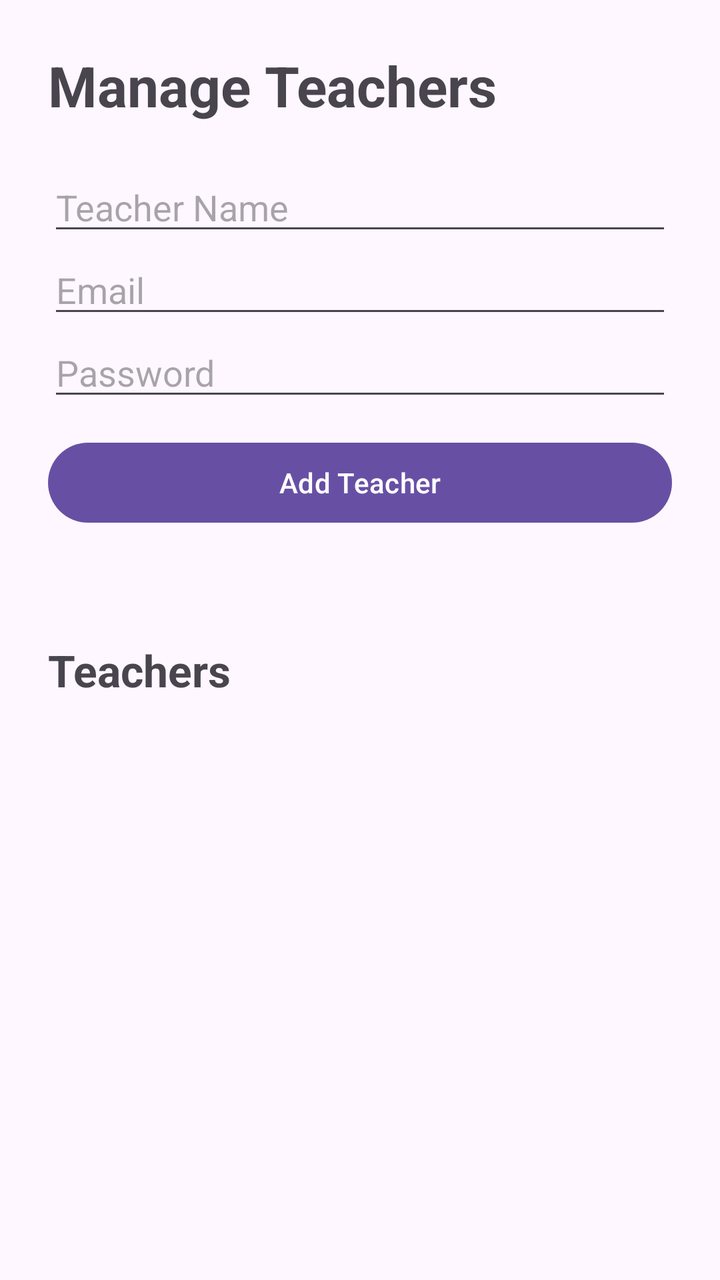
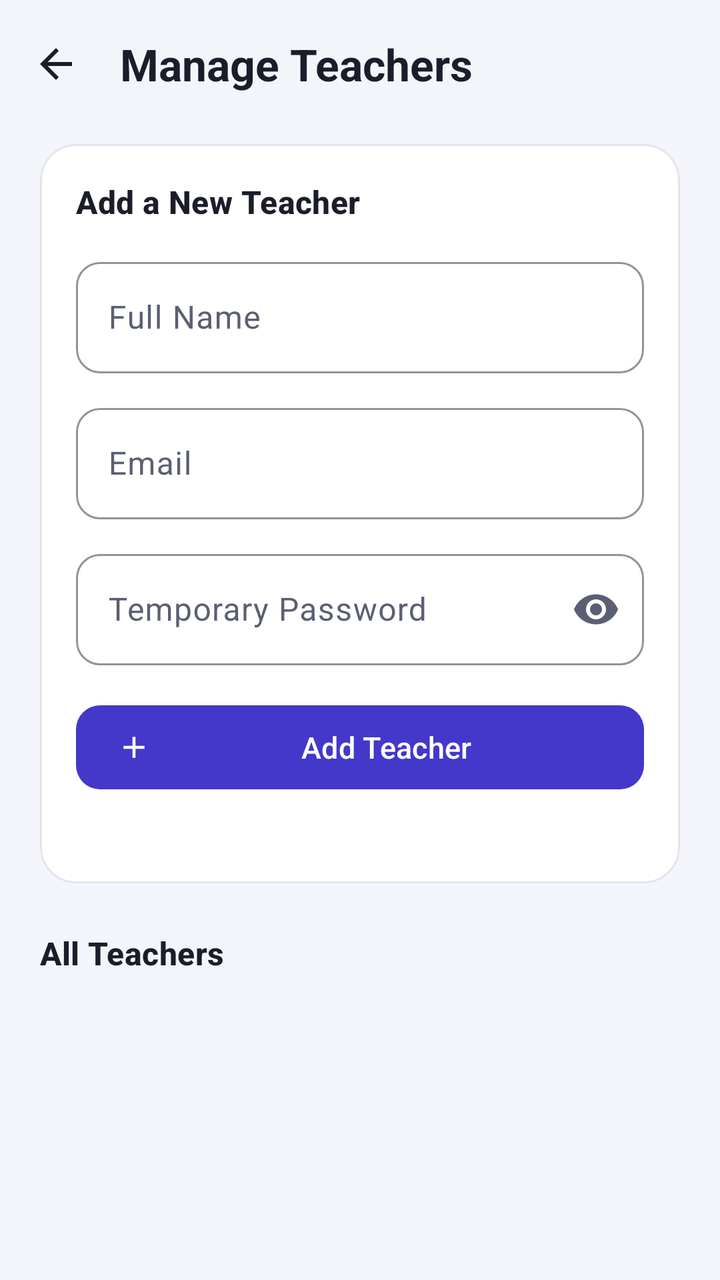

Before-and-after screenshots of an Android layout around one commit, followed by the original layout XML and the change that was made.
<!-- AndroidManifest.xml: application theme Theme.FeedbackManagement -->
<!-- res/layout/activity_manage_teachers.xml -->
<?xml version="1.0" encoding="utf-8"?>
<ScrollView xmlns:android="http://schemas.android.com/apk/res/android"
    android:layout_width="match_parent"
    android:layout_height="match_parent">

    <LinearLayout
        android:layout_width="match_parent"
        android:layout_height="wrap_content"
        android:orientation="vertical"
        android:padding="24dp">

        <TextView
            android:layout_width="wrap_content"
            android:layout_height="wrap_content"
            android:text="Manage Teachers"
            android:textSize="28sp"
            android:textStyle="bold" />

        <EditText
            android:id="@+id/nameInput"
            android:layout_width="match_parent"
            android:layout_height="wrap_content"
            android:hint="Teacher Name"
            android:layout_marginTop="20dp" />

        <EditText
            android:id="@+id/emailInput"
            android:layout_width="match_parent"
            android:layout_height="wrap_content"
            android:hint="Email"
            android:inputType="textEmailAddress" />

        <EditText
            android:id="@+id/passwordInput"
            android:layout_width="match_parent"
            android:layout_height="wrap_content"
            android:hint="Password"
            android:inputType="textPassword" />

        <Button
            android:id="@+id/addTeacherButton"
            android:layout_width="match_parent"
            android:layout_height="wrap_content"
            android:text="Add Teacher"
            android:layout_marginTop="12dp" />

        <ProgressBar
            android:id="@+id/progressBar"
            android:layout_width="wrap_content"
            android:layout_height="wrap_content"
            android:layout_gravity="center"
            android:visibility="gone"
            android:layout_marginTop="12dp" />

        <TextView
            android:id="@+id/statusText"
            android:layout_width="match_parent"
            android:layout_height="wrap_content"
            android:layout_marginTop="12dp" />

        <TextView
            android:layout_width="wrap_content"
            android:layout_height="wrap_content"
            android:text="Teachers"
            android:textSize="22sp"
            android:textStyle="bold"
            android:layout_marginTop="24dp" />

        <LinearLayout
            android:id="@+id/teachersContainer"
            android:layout_width="match_parent"
            android:layout_height="wrap_content"
            android:orientation="vertical"
            android:layout_marginTop="12dp" />

    </LinearLayout>

</ScrollView>
<!-- resources referenced by this layout -->
<resources>
  <style name="Base.Theme.FeedbackManagement" parent="Theme.Material3.DayNight.NoActionBar">
          
          
      </style>
  <!-- unchanged entries left out for length: 1 -->
</resources>

<!-- the commit's change to res/layout/activity_manage_teachers.xml (unified diff, before → after) -->
@@ -1,78 +1,136 @@
 <?xml version="1.0" encoding="utf-8"?>
-<ScrollView xmlns:android="http://schemas.android.com/apk/res/android"
+<LinearLayout xmlns:android="http://schemas.android.com/apk/res/android"
+    xmlns:app="http://schemas.android.com/apk/res-auto"
     android:layout_width="match_parent"
-    android:layout_height="match_parent">
+    android:layout_height="match_parent"
+    android:orientation="vertical"
+    android:background="@color/neutral_background">
 
-    <LinearLayout
+    <com.google.android.material.appbar.MaterialToolbar
+        android:id="@+id/toolbar"
         android:layout_width="match_parent"
-        android:layout_height="wrap_content"
-        android:orientation="vertical"
-        android:padding="24dp">
+        android:layout_height="?attr/actionBarSize"
+        app:navigationIcon="@drawable/ic_arrow_back"
+        app:navigationIconTint="@color/text_primary"
+        app:title="Manage Teachers"
+        app:titleTextAppearance="@style/TextAppearance.Feedback.ToolbarTitle" />
 
-        <TextView
-            android:layout_width="wrap_content"
-            android:layout_height="wrap_content"
-            android:text="Manage Teachers"
-            android:textSize="28sp"
-            android:textStyle="bold" />
-
-        <EditText
-            android:id="@+id/nameInput"
-            android:layout_width="match_parent"
-            android:layout_height="wrap_content"
-            android:hint="Teacher Name"
-            android:layout_marginTop="20dp" />
-
-        <EditText
-            android:id="@+id/emailInput"
-            android:layout_width="match_parent"
-            android:layout_height="wrap_content"
-            android:hint="Email"
-            android:inputType="textEmailAddress" />
-
-        <EditText
-            android:id="@+id/passwordInput"
-            android:layout_width="match_parent"
-            android:layout_height="wrap_content"
-            android:hint="Password"
-            android:inputType="textPassword" />
-
-        <Button
-            android:id="@+id/addTeacherButton"
-            android:layout_width="match_parent"
-            android:layout_height="wrap_content"
-            android:text="Add Teacher"
-            android:layout_marginTop="12dp" />
-
-        <ProgressBar
-            android:id="@+id/progressBar"
-            android:layout_width="wrap_content"
-            android:layout_height="wrap_content"
-            android:layout_gravity="center"
-            android:visibility="gone"
-            android:layout_marginTop="12dp" />
-
-        <TextView
-            android:id="@+id/statusText"
-            android:layout_width="match_parent"
-            android:layout_height="wrap_content"
-            android:layout_marginTop="12dp" />
-
-        <TextView
-            android:layout_width="wrap_content"
-            android:layout_height="wrap_content"
-            android:text="Teachers"
-            android:textSize="22sp"
-            android:textStyle="bold"
-            android:layout_marginTop="24dp" />
+    <androidx.core.widget.NestedScrollView
+        android:layout_width="match_parent"
+        android:layout_height="match_parent">
 
         <LinearLayout
-            android:id="@+id/teachersContainer"
             android:layout_width="match_parent"
             android:layout_height="wrap_content"
             android:orientation="vertical"
-            android:layout_marginTop="12dp" />
+            android:paddingHorizontal="20dp"
+            android:paddingBottom="24dp">
 
-    </LinearLayout>
+            <com.google.android.material.card.MaterialCardView
+                android:layout_width="match_parent"
+                android:layout_height="wrap_content"
+                android:layout_marginTop="8dp"
+                app:cardCornerRadius="18dp"
+                app:cardElevation="0dp"
+                app:strokeColor="@color/neutral_outline"
+                app:strokeWidth="1dp">
 
-</ScrollView>
+                <LinearLayout
+                    android:layout_width="match_parent"
+                    android:layout_height="wrap_content"
+                    android:orientation="vertical"
+                    android:padding="18dp">
+
+                    <TextView
+                        android:layout_width="match_parent"
+                        android:layout_height="wrap_content"
+                        android:text="Add a New Teacher"
+                        android:textAppearance="@style/TextAppearance.Feedback.CardTitle" />
+
+                    <com.google.android.material.textfield.TextInputLayout
+                        android:layout_width="match_parent"
+                        android:layout_height="wrap_content"
+                        android:layout_marginTop="14dp"
+                        android:hint="Full Name">
+
+                        <com.google.android.material.textfield.TextInputEditText
+                            android:id="@+id/nameInput"
+                            android:layout_width="match_parent"
+                            android:layout_height="wrap_content" />
+                    </com.google.android.material.textfield.TextInputLayout>
+
+                    <com.google.android.material.textfield.TextInputLayout
+                        android:layout_width="match_parent"
+                        android:layout_height="wrap_content"
+                        android:layout_marginTop="12dp"
+                        android:hint="Email">
+
+                        <com.google.android.material.textfield.TextInputEditText
+                            android:id="@+id/emailInput"
+                            android:layout_width="match_parent"
+                            android:layout_height="wrap_content"
+                            android:inputType="textEmailAddress" />
+                    </com.google.android.material.textfield.TextInputLayout>
+
+                    <com.google.android.material.textfield.TextInputLayout
+                        android:layout_width="match_parent"
+                        android:layout_height="wrap_content"
+                        android:layout_marginTop="12dp"
+                        android:hint="Temporary Password"
+                        app:endIconMode="password_toggle">
+
+                        <com.google.android.material.textfield.TextInputEditText
+                            android:id="@+id/passwordInput"
+                            android:layout_width="match_parent"
+                            android:layout_height="wrap_content"
+                            android:inputType="textPassword" />
+                    </com.google.android.material.textfield.TextInputLayout>
+
+                    <com.google.android.material.button.MaterialButton
+                        android:id="@+id/addTeacherButton"
+                        android:layout_width="match_parent"
+                        android:layout_height="50dp"
+                        android:layout_marginTop="16dp"
+                        android:text="Add Teacher"
+                        android:textAllCaps="false"
+                        app:icon="@drawable/ic_add"
+                        app:cornerRadius="12dp" />
+
+                    <ProgressBar
+                        android:id="@+id/progressBar"
+                        android:layout_width="wrap_content"
+                        android:layout_height="wrap_content"
+                        android:layout_gravity="center"
+                        android:layout_marginTop="10dp"
+                        android:visibility="gone" />
+
+                    <TextView
+                        android:id="@+id/statusText"
+                        android:layout_width="match_parent"
+                        android:layout_height="wrap_content"
+                        android:layout_marginTop="6dp"
+                        android:gravity="center"
+                        android:textAppearance="@style/TextAppearance.Feedback.Body" />
+
+                </LinearLayout>
+            </com.google.android.material.card.MaterialCardView>
+
+            <TextView
+                android:layout_width="match_parent"
+                android:layout_height="wrap_content"
+                android:layout_marginTop="24dp"
+                android:text="All Teachers"
+                android:textAppearance="@style/TextAppearance.Feedback.SectionTitle" />
+
+            <LinearLayout
+                android:id="@+id/teachersContainer"
+                android:layout_width="match_parent"
+                android:layout_height="wrap_content"
+                android:orientation="vertical"
+                android:layout_marginTop="8dp" />
+
+        </LinearLayout>
+
+    </androidx.core.widget.NestedScrollView>
+
+</LinearLayout>
<!-- resource entries referenced after the edit -->
@@ -1,9 +1,114 @@
 <!-- resources referenced by this layout -->
 <resources>
+  <color name="neutral_background">#F4F5FB</color>
+  <color name="neutral_outline">#E2E4F0</color>
+  <color name="text_primary">#1B1D2A</color>
+  <!-- drawable ic_add (drawable) -->
+  <?xml version="1.0" encoding="utf-8"?>
+  <vector xmlns:android="http://schemas.android.com/apk/res/android"
+      android:width="24dp"
+      android:height="24dp"
+      android:viewportWidth="24"
+      android:viewportHeight="24"
+      android:tint="?attr/colorControlNormal">
+      <path
+          android:fillColor="@android:color/white"
+          android:pathData="M19,13h-6v6h-2v-6H5v-2h6V5h2v6h6v2z"/>
+  </vector>
+  <!-- drawable ic_arrow_back (drawable) -->
+  <?xml version="1.0" encoding="utf-8"?>
+  <vector xmlns:android="http://schemas.android.com/apk/res/android"
+      android:width="24dp"
+      android:height="24dp"
+      android:viewportWidth="24"
+      android:viewportHeight="24"
+      android:tint="?attr/colorControlNormal">
+      <path
+          android:fillColor="@android:color/white"
+          android:pathData="M20,11H7.83l5.59,-5.59L12,4l-8,8 8,8 1.41,-1.41L7.83,13H20v-2z"/>
+  </vector>
+  <style name="TextAppearance.Feedback.Body" parent="TextAppearance.Material3.BodyMedium">
+          <item name="android:textColor">@color/text_secondary</item>
+      </style>
+  <style name="TextAppearance.Feedback.CardTitle" parent="TextAppearance.Material3.TitleMedium">
+          <item name="android:textColor">@color/text_primary</item>
+          <item name="android:textStyle">bold</item>
+      </style>
+  <style name="TextAppearance.Feedback.SectionTitle" parent="TextAppearance.Material3.TitleMedium">
+          <item name="android:textColor">@color/text_primary</item>
+          <item name="android:textStyle">bold</item>
+      </style>
+  <style name="TextAppearance.Feedback.ToolbarTitle" parent="TextAppearance.Material3.TitleLarge">
+          <item name="android:textColor">@color/text_primary</item>
+          <item name="android:textStyle">bold</item>
+      </style>
+  <color name="text_secondary">#5B5F73</color>
   <style name="Base.Theme.FeedbackManagement" parent="Theme.Material3.DayNight.NoActionBar">
-          
-          
+          <item name="colorPrimary">@color/brand_primary</item>
+          <item name="colorOnPrimary">@color/text_on_primary</item>
+          <item name="colorPrimaryContainer">@color/brand_primary_container</item>
+          <item name="colorOnPrimaryContainer">@color/brand_on_primary_container</item>
+  
+          <item name="colorSecondary">@color/brand_accent</item>
+          <item name="colorOnSecondary">@color/text_on_primary</item>
+  
+          <item name="colorError">@color/semantic_error</item>
+  
+          <item name="android:colorBackground">@color/neutral_background</item>
+          <item name="colorSurface">@color/neutral_surface</item>
+          <item name="colorOnSurface">@color/text_primary</item>
+          <item name="colorOnSurfaceVariant">@color/text_secondary</item>
+          <item name="colorOutline">@color/neutral_outline</item>
+          <item name="colorOutlineVariant">@color/neutral_outline</item>
+          <item name="colorSurfaceVariant">@color/neutral_surface_alt</item>
+  
+          <item name="android:statusBarColor">@color/neutral_background</item>
+          <item name="android:windowLightStatusBar">true</item>
+          <item name="android:navigationBarColor">@color/neutral_background</item>
+  
+          <item name="materialCardViewStyle">@style/Widget.Feedback.CardView</item>
+          <item name="materialButtonStyle">@style/Widget.Feedback.Button</item>
+          <item name="toolbarStyle">@style/Widget.Feedback.Toolbar</item>
+          <item name="textInputStyle">@style/Widget.Feedback.TextInputLayout</item>
       </style>
+  <color name="brand_primary">#4338CA</color>
+  <color name="text_on_primary">#FFFFFFFF</color>
+  <color name="brand_primary_container">#E0E4FF</color>
+  <color name="brand_on_primary_container">#1E1B4B</color>
+  <color name="brand_accent">#7C3AED</color>
+  <color name="semantic_error">#B91C1C</color>
+  <color name="neutral_surface">#FFFFFFFF</color>
+  <color name="neutral_surface_alt">#F0F1F8</color>
+  <style name="Widget.Feedback.CardView" parent="Widget.Material3.CardView.Elevated">
+          <item name="cardCornerRadius">@dimen/card_corner_radius</item>
+          <item name="cardElevation">@dimen/card_elevation</item>
+          <item name="strokeColor">@color/neutral_outline</item>
+          <item name="strokeWidth">1dp</item>
+          <item name="cardBackgroundColor">@color/neutral_surface</item>
+      </style>
+  <style name="Widget.Feedback.Button" parent="Widget.Material3.Button">
+          <item name="cornerRadius">12dp</item>
+          <item name="android:minHeight">48dp</item>
+          <item name="android:paddingStart">20dp</item>
+          <item name="android:paddingEnd">20dp</item>
+          <item name="android:textAllCaps">false</item>
+          <item name="android:textSize">15sp</item>
+      </style>
+  <style name="Widget.Feedback.Toolbar" parent="Widget.Material3.Toolbar">
+          <item name="titleTextAppearance">@style/TextAppearance.Feedback.ToolbarTitle</item>
+          <item name="android:background">@color/neutral_background</item>
+          <item name="contentInsetStart">4dp</item>
+      </style>
+  <style name="Widget.Feedback.TextInputLayout" parent="Widget.Material3.TextInputLayout.OutlinedBox">
+          <item name="boxCornerRadiusTopStart">12dp</item>
+          <item name="boxCornerRadiusTopEnd">12dp</item>
+          <item name="boxCornerRadiusBottomStart">12dp</item>
+          <item name="boxCornerRadiusBottomEnd">12dp</item>
+          <item name="boxStrokeColor">@color/brand_primary</item>
+          <item name="hintTextColor">@color/brand_primary</item>
+      </style>
+  <dimen name="card_corner_radius">16dp</dimen>
+  <dimen name="card_elevation">1dp</dimen>
   <!-- unchanged entries left out for length: 1 -->
 </resources>
 
